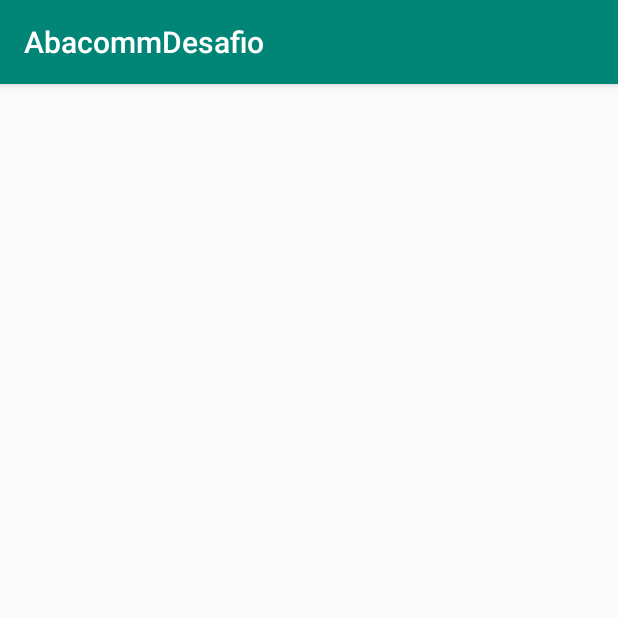
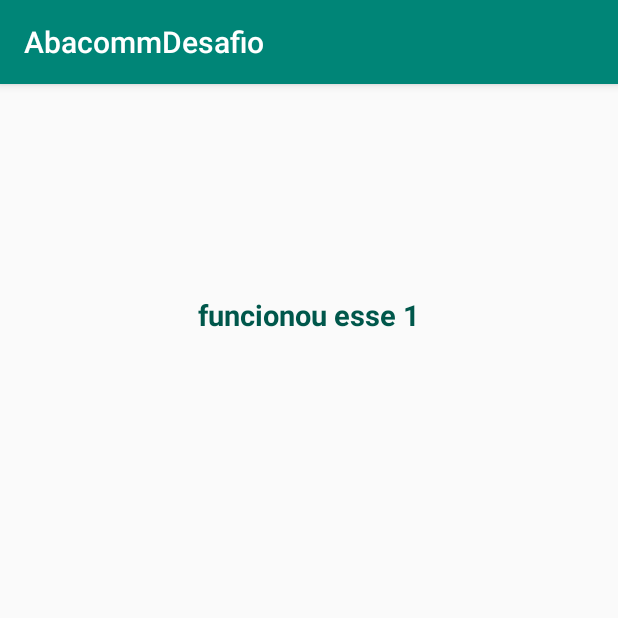
Before and after one commit to taisbatuira/AbacommDesafio, an Android app: the EnqueteActivity screen opened directly, with no data from a screen before it, on a phone screen of 412 x 824 dp, the top half of it. Run offline under Robolectric (Android 15) with nearby library versions, the phone set to English and light mode, and no system bars.

Commit message:
Migrando para androidx e criando pageView simples.

```diff
--- a/app/build.gradle
+++ b/app/build.gradle
@@ -9,6 +9,7 @@ android {
         versionCode 1
         versionName "1.0"
         testInstrumentationRunner "android.support.test.runner.AndroidJUnitRunner"
+        multiDexEnabled true
     }
     buildTypes {
         release {
@@ -24,11 +25,10 @@ android {
 
 dependencies {
     implementation fileTree(dir: 'libs', include: ['*.jar'])
-    api 'com.android.support:appcompat-v7:28.+'
+    implementation 'androidx.appcompat:appcompat:1.0.2'
     implementation 'com.android.support.constraint:constraint-layout:1.1.3'
     testImplementation 'junit:junit:4.12'
-    androidTestImplementation 'com.android.support.test:runner:1.0.2'
     androidTestImplementation 'com.android.support.test.espresso:espresso-core:3.0.2'
-
+    implementation 'com.google.android.material:material:1.0.0'
     implementation 'com.google.android.gms:play-services-location:15.0.1'
 }
--- a/app/src/main/java/abacomm/com/br/desafio/EnqueteActivity.java
+++ b/app/src/main/java/abacomm/com/br/desafio/EnqueteActivity.java
@@ -1,13 +1,17 @@
 package abacomm.com.br.desafio;
 
 import android.os.Bundle;
-import android.support.v7.app.AppCompatActivity;
 import android.widget.TextView;
+
+import com.google.android.material.tabs.TabLayout;
+import androidx.appcompat.app.AppCompatActivity;
+import androidx.viewpager.widget.ViewPager;
 
 public class EnqueteActivity extends AppCompatActivity {
 
     public static final String NOME_DA_CIDADE = "cidade";
 
+    private int paginaAtual = 0;
     private TextView campo_cidade;
     private String cidade;
 
@@ -20,6 +24,28 @@ public class EnqueteActivity extends AppCompatActivity {
 
         campo_cidade = findViewById(R.id.bla);
         campo_cidade.setText(cidade);
+
+        androidx.viewpager.widget.ViewPager pager = findViewById(R.id.welcome_container);
+        EnqueteViewPager adapter = new EnqueteViewPager(this);
+        pager.setOffscreenPageLimit(2);
+        pager.setAdapter(adapter);
+
+        TabLayout tabLayout = findViewById(R.id.welcome_dots);
+        tabLayout.setupWithViewPager(pager, false);
+
+        pager.addOnPageChangeListener(new ViewPager.OnPageChangeListener() {
+            @Override
+            public void onPageScrolled(int position, float positionOffset, int positionOffsetPixels) {}
+
+            @Override
+            public void onPageSelected(int position) {
+                paginaAtual = position;
+            }
+
+            @Override
+            public void onPageScrollStateChanged(int state) {}
+        });
+
+        pager.setOnTouchListener((v, event) -> true);
     }
-
 }
--- /dev/null
+++ b/app/src/main/java/abacomm/com/br/desafio/EnqueteViewPager.java
@@ -0,0 +1,41 @@
+package abacomm.com.br.desafio;
+
+import java.util.ArrayList;
+import java.util.List;
+
+import androidx.annotation.NonNull;
+import androidx.appcompat.app.AppCompatActivity;
+import androidx.fragment.app.Fragment;
+import androidx.fragment.app.FragmentStatePagerAdapter;
+
+;
+
+public class EnqueteViewPager extends FragmentStatePagerAdapter {
+
+        private final List<HighlightFragment> fragments = new ArrayList<>();
+
+        public EnqueteViewPager(AppCompatActivity activity) {
+            super(activity.getSupportFragmentManager());
+
+            this.fragments.add(HighlightFragment.comTituloESubtitulo("funcionou esse 1"));
+            this.fragments.add(HighlightFragment.comTituloESubtitulo("funcionou esse2 outro"));
+//            this.fragments.add(HighlightFragment.comTituloESubtitulo(activity.getString(R.string.fragment_welcome_titulo_2), activity.getString(R.string.fragment_welcome_subtitulo_2)));
+//            this.fragments.add(HighlightFragment.comTituloESubtitulo(activity.getString(R.string.fragment_welcome_titulo_3), activity.getString(R.string.fragment_welcome_subtitulo_3)));
+        }
+
+        @NonNull
+        @Override
+        public Fragment getItem(int position) {
+            return fragments.get(position);
+        }
+
+        @Override
+        public CharSequence getPageTitle(int position) {
+            return null;
+        }
+
+        @Override
+        public int getCount() {
+            return fragments.size();
+        }
+}
--- /dev/null
+++ b/app/src/main/java/abacomm/com/br/desafio/HighlightFragment.java
@@ -0,0 +1,52 @@
+package abacomm.com.br.desafio;
+
+import android.os.Bundle;
+import android.view.LayoutInflater;
+import android.view.View;
+import android.view.ViewGroup;
+import android.widget.TextView;
+
+import androidx.annotation.NonNull;
+import androidx.annotation.Nullable;
+import androidx.fragment.app.Fragment;
+
+public class HighlightFragment extends Fragment {
+
+        private static final String TITULO = "TITULO";
+
+        public static HighlightFragment comTituloESubtitulo(String titulo) {
+            Bundle bundle = new Bundle();
+            bundle.putString(TITULO, titulo);
+
+            HighlightFragment fragment = new HighlightFragment();
+            fragment.setArguments(bundle);
+
+            return fragment;
+        }
+
+        @Override
+        public void onCreate(@Nullable Bundle savedInstanceState) {
+            super.onCreate(savedInstanceState);
+            //Bus.register(this);
+        }
+
+        @Override
+        public void onDetach() {
+            super.onDetach();
+            //Bus.unregister(this);
+        }
+
+        @Nullable
+        @Override
+        public View onCreateView(@NonNull LayoutInflater inflater, @Nullable ViewGroup container, @Nullable Bundle savedInstanceState) {
+            View layout = inflater.inflate(R.layout.fragment_enquete, container, false);
+
+            TextView titulo = layout.findViewById(R.id.fragment_welcome_titulo);
+
+            Bundle bundle = getArguments();
+
+            titulo.setText(bundle.getString(TITULO));
+
+            return layout;
+        }
+    }
--- a/app/src/main/java/abacomm/com/br/desafio/MainActivity.java
+++ b/app/src/main/java/abacomm/com/br/desafio/MainActivity.java
@@ -2,13 +2,13 @@ package abacomm.com.br.desafio;
 
 import android.content.Intent;
 import android.os.Bundle;
-import android.support.annotation.NonNull;
-import android.support.v7.app.AppCompatActivity;
-import android.support.v7.widget.AppCompatEditText;
 import android.widget.Button;
 import android.widget.TextView;
 import android.widget.Toast;
 
+import androidx.annotation.NonNull;
+import androidx.appcompat.app.AppCompatActivity;
+import androidx.appcompat.widget.AppCompatEditText;
 
 public class MainActivity extends AppCompatActivity {
 
--- a/app/src/main/res/layout/activity_enquete.xml
+++ b/app/src/main/res/layout/activity_enquete.xml
@@ -1,8 +1,30 @@
 <?xml version="1.0" encoding="utf-8"?>
+<LinearLayout xmlns:android="http://schemas.android.com/apk/res/android"
+    android:layout_width="match_parent"
+    android:layout_height="match_parent"
+    xmlns:app="http://schemas.android.com/apk/res-auto"
+    android:orientation="vertical">
+
     <LinearLayout
-    xmlns:android="http://schemas.android.com/apk/res/android"
+        android:layout_width="wrap_content"
+        android:layout_height="wrap_content"
+        android:orientation="vertical">
+
+        <androidx.viewpager.widget.ViewPager
+            android:layout_marginTop="30dp"
+            android:id="@+id/welcome_container"
             android:layout_width="match_parent"
-    android:layout_height="match_parent">
+            android:layout_height="150dp"
+            android:backgroundTint="@color/tint_botao_entrar"/>
+
+        <com.google.android.material.tabs.TabLayout
+            android:id="@+id/welcome_dots"
+            android:layout_width="match_parent"
+            android:layout_height="40dp"
+            app:tabGravity="center"
+            app:tabIndicatorHeight="0dp" />
+
+    </LinearLayout>
 
     <TextView
             android:id="@+id/bla"
--- a/app/src/main/res/layout/activity_main.xml
+++ b/app/src/main/res/layout/activity_main.xml
@@ -21,7 +21,7 @@
         android:layout_marginTop="20dp"
         android:paddingBottom="10dp">
 
-        <android.support.v7.widget.AppCompatEditText
+        <androidx.appcompat.widget.AppCompatEditText
             android:id="@+id/login_usuario"
             android:layout_width="match_parent"
             android:layout_height="wrap_content"
@@ -30,7 +30,7 @@
             android:inputType="textEmailAddress"
             android:textColor="#000000"/>
 
-        <android.support.v7.widget.AppCompatEditText
+        <androidx.appcompat.widget.AppCompatEditText
             android:id="@+id/login_senha"
             android:layout_width="match_parent"
             android:layout_height="wrap_content"
@@ -40,7 +40,7 @@
             android:inputType="textPassword"
             android:textColor="@color/login_hint" />
 
-        <android.support.v7.widget.AppCompatButton
+        <androidx.appcompat.widget.AppCompatButton
             android:id="@+id/login_button"
             android:layout_width="match_parent"
             android:layout_height="60dp"
--- /dev/null
+++ b/app/src/main/res/layout/fragment_enquete.xml
@@ -0,0 +1,19 @@
+<LinearLayout xmlns:android="http://schemas.android.com/apk/res/android"
+    android:layout_width="match_parent"
+    android:layout_height="wrap_content"
+    android:gravity="bottom"
+    android:orientation="vertical">
+
+    <TextView
+        android:id="@+id/fragment_welcome_titulo"
+        android:layout_width="wrap_content"
+        android:layout_height="wrap_content"
+        android:layout_gravity="center"
+        android:layout_marginBottom="13dp"
+        android:textStyle="bold"
+        android:gravity="center_horizontal"
+        android:text="Texto 1"
+        android:textColor="@color/colorPrimaryDark"
+        android:textSize="19sp" />
+
+</LinearLayout>
--- a/gradle.properties
+++ b/gradle.properties
@@ -11,3 +11,5 @@ org.gradle.jvmargs=-Xmx1536m
 # This option should only be used with decoupled projects. More details, visit
 # http://www.gradle.org/docs/current/userguide/multi_project_builds.html#sec:decoupled_projects
 # org.gradle.parallel=true
+android.useAndroidX=true
+android.enableJetifier=true
```
Also changed, not shown: app/src/main/java/abacomm/com/br/desafio/GerenciadorDePermissao.java (+6 -2 lines). Lines whose indentation alone changed are shown as unchanged.
